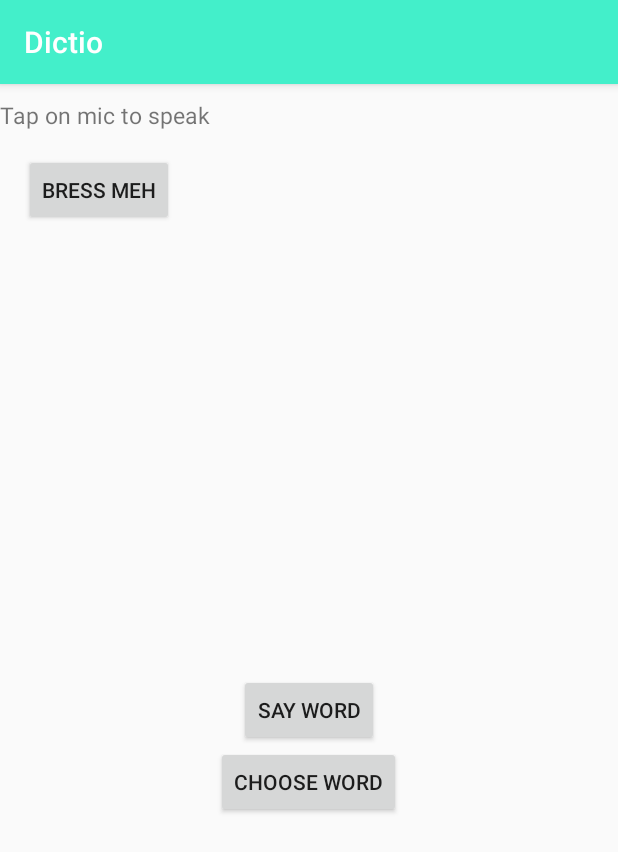
After one commit to JPitkala/koulu-Android, an Android app: the theme3 screen opened directly, with no data from a screen before it, on a phone screen of 412 x 824 dp. The commit adds this screen. Shown: the top 852 px of the screen. Run offline under Robolectric (Android 15) with nearby library versions, the light colour scheme and no system bars.

Commit message:
Theme 3 on edeltävien yhdistelmä, amalgaami.

```diff
--- a/Dictio/app/src/main/java/com/example/a1500889/dictio/selectThemeActivity.java
+++ b/Dictio/app/src/main/java/com/example/a1500889/dictio/selectThemeActivity.java
@@ -24,4 +24,9 @@ public class selectThemeActivity extends AppCompatActivity {
         startActivity(intent2);
     }
 
+    public void gotoTheme3(View view){
+        Intent intent3 = new Intent(this, theme3.class);
+        startActivity(intent3);
+    }
+
 }
--- /dev/null
+++ b/Dictio/app/src/main/java/com/example/a1500889/dictio/theme3.java
@@ -0,0 +1,142 @@
+package com.example.a1500889.dictio;
+
+/**
+ * Created by a1500908 on 6.9.2017.
+ */
+
+import android.speech.tts.TextToSpeech;
+import android.support.v7.app.AppCompatActivity;
+import android.os.Bundle;
+import android.view.View;
+import android.widget.Button;
+import android.widget.TextView;
+import android.widget.Toast;
+import android.content.ActivityNotFoundException;
+import android.content.Intent;
+import android.speech.RecognizerIntent;
+import android.support.v7.app.AppCompatActivity;
+
+import java.util.ArrayList;
+import java.util.Locale;
+import java.util.Random;
+
+public class theme3 extends AppCompatActivity {
+
+    TextToSpeech t;
+    Button  buttonSay;
+    Button  buttonChoose;
+    TextView text;
+    Random random = new Random();
+    TextView txtSpeechInput;
+    Button btnSpeak;
+    final int REQ_CODE_SPEECH_INPUT = 100;
+
+
+    @Override
+    protected void onCreate(Bundle savedInstanceState) {
+        super.onCreate(savedInstanceState);
+        setContentView(R.layout.activity_theme3);
+        buttonSay=(Button)findViewById(R.id.say);
+        buttonChoose = (Button)findViewById(R.id.choose);
+        text = (TextView)findViewById(R.id.textToSpeak);
+        txtSpeechInput = (TextView) findViewById(R.id.txtSpeechInput);
+        btnSpeak = (Button) findViewById(R.id.btnSpeak);
+
+        txtSpeechInput = (TextView) findViewById(R.id.txtSpeechInput);
+        btnSpeak = (Button) findViewById(R.id.btnSpeak);
+
+        t = new TextToSpeech(getApplicationContext(), new TextToSpeech.OnInitListener() {
+            @Override
+            public void onInit(int status) {
+                if(status != TextToSpeech.ERROR) {
+                    t.setLanguage(Locale.UK);
+                }
+            }
+        });
+
+        buttonSay.setOnClickListener(new View.OnClickListener() {
+            @Override
+            public void onClick(View v) {
+                String toSpeak = text.getText().toString();
+                Toast.makeText(getApplicationContext(), toSpeak,Toast.LENGTH_SHORT);
+                t.speak(toSpeak, TextToSpeech.QUEUE_FLUSH, null);
+            }
+        });
+
+        buttonChoose.setOnClickListener(new View.OnClickListener() {
+            @Override
+            public void onClick(View v) {
+                String[] TestWords = getResources().getStringArray(R.array.testwords);
+                int randselect = random.nextInt((TestWords.length - 0));
+                String selected = TestWords[randselect];
+                text.setText(selected);
+
+            }
+        });
+
+
+        btnSpeak.setOnClickListener(new View.OnClickListener() {
+
+            @Override
+            public void onClick(View v) {
+                promptSpeechInput();
+            }
+        });
+    }
+
+    private void promptSpeechInput() {
+        Intent intent = new Intent(RecognizerIntent.ACTION_RECOGNIZE_SPEECH);
+        intent.putExtra(RecognizerIntent.EXTRA_LANGUAGE_MODEL,
+                RecognizerIntent.LANGUAGE_MODEL_FREE_FORM);
+        intent.putExtra(RecognizerIntent.EXTRA_LANGUAGE, Locale.getDefault());
+        intent.putExtra(RecognizerIntent.EXTRA_PROMPT,
+                getString(R.string.speech_prompt));
+        try {
+            startActivityForResult(intent, REQ_CODE_SPEECH_INPUT);
+        } catch (ActivityNotFoundException a) {
+            Toast.makeText(getApplicationContext(),
+                    getString(R.string.speech_not_supported),
+                    Toast.LENGTH_SHORT).show();
+        }
+
+
+    }
+    /**
+     * Receiving speech input
+     * */
+    @Override
+    protected void onActivityResult(int requestCode, int resultCode, Intent data) {
+        super.onActivityResult(requestCode, resultCode, data);
+
+        switch (requestCode) {
+            case REQ_CODE_SPEECH_INPUT: {
+                if (resultCode == RESULT_OK && null != data) {
+
+                    ArrayList<String> result = data
+                            .getStringArrayListExtra(RecognizerIntent.EXTRA_RESULTS);
+                    String[] y = result.get(0).split(" ");
+                    txtSpeechInput.setText(y[0]);
+                }
+                break;
+            }
+
+        }
+    }
+
+
+
+
+
+
+    public void onPause(){
+        if(t !=null){
+            t.stop();
+            t.shutdown();
+        }
+        super.onPause();
+    }
+
+
+
+
+}
--- /dev/null
+++ b/Dictio/app/src/main/res/layout/activity_theme3.xml
@@ -0,0 +1,58 @@
+<?xml version="1.0" encoding="utf-8"?>
+<RelativeLayout xmlns:android="http://schemas.android.com/apk/res/android"
+    android:orientation="vertical" android:layout_width="match_parent"
+    android:layout_height="match_parent">
+
+    <TextView
+        android:id="@+id/textToSpeak"
+        android:layout_width="wrap_content"
+        android:layout_height="wrap_content"
+        android:layout_centerHorizontal="true"
+        android:layout_centerVertical="true"
+        android:text=" " />
+
+    <Button
+        android:id="@+id/say"
+        android:layout_width="wrap_content"
+        android:layout_height="wrap_content"
+        android:layout_centerHorizontal="true"
+        android:layout_centerVertical="true"
+        android:layout_below="@id/textToSpeak"
+        android:text="Say word" />
+
+    <Button
+        android:id="@+id/choose"
+        android:layout_width="wrap_content"
+        android:layout_height="wrap_content"
+        android:layout_centerHorizontal="true"
+        android:layout_below="@id/say"
+        android:text="Choose word" />
+
+    <TextView
+        android:id="@+id/txtSpeechInput"
+        android:layout_width="wrap_content"
+        android:layout_height="wrap_content"
+        android:layout_alignParentTop="true"
+        android:layout_centerHorizontal="true"
+        android:layout_marginTop="100dp"
+        android:textSize="26dp"
+        android:textStyle="normal" />
+
+    <TextView
+        android:layout_width="wrap_content"
+        android:layout_height="wrap_content"
+        android:layout_marginTop="10dp"
+        android:text="@string/tap_on_mic"
+        android:textSize="15dp"
+        android:textStyle="normal"
+        android:id="@+id/textView2" />
+
+    <Button
+        android:id="@+id/btnSpeak"
+        android:layout_width="wrap_content"
+        android:layout_height="wrap_content"
+        android:layout_below="@+id/textView2"
+        android:layout_marginStart="16dp"
+        android:layout_marginTop="15dp"
+        android:text="Bress meh" />
+</RelativeLayout>
```
Also changed, not shown: Dictio/app/src/main/AndroidManifest.xml (+6 -2 lines), Dictio/app/src/main/res/layout/activity_selecttheme.xml (+4 -3 lines).
